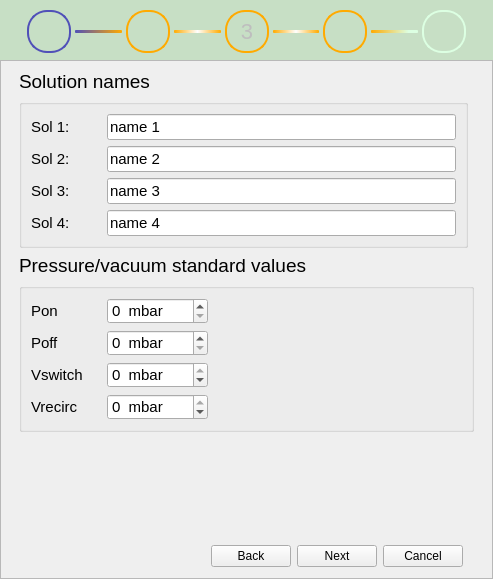
The window that apps/Lab-on-a-tip/protocolWizard.ui (bellonemauro/Labonatip2.0) describes before a commit, drawn with Qt 5.
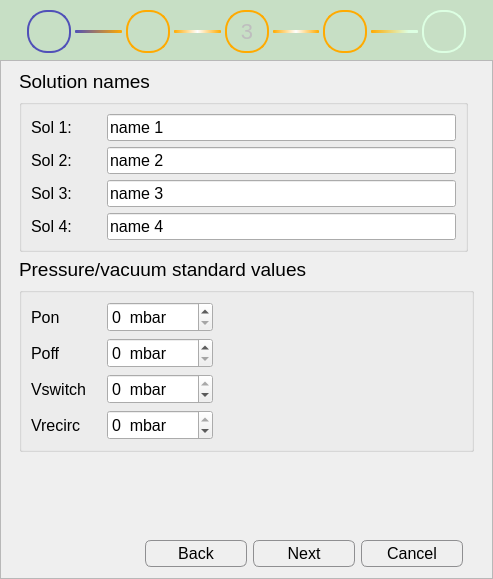
The same window after the commit. The open tabs and pages were chosen to show the change. Icons and pictures are not drawn.

```diff
--- a/apps/Lab-on-a-tip/protocolWizard.ui
+++ b/apps/Lab-on-a-tip/protocolWizard.ui
@@ -17,7 +17,7 @@
    <string notr="true">QRadioButton {
     background-color:       transparent;
     color:                  black;
-    font-size: 15px;
+    font-size: 16px;
 }
 
 QRadioButton::checked {
@@ -465,9 +465,12 @@
             <widget class="QGroupBox" name="groupBox_10">
              <property name="font">
               <font>
-               <pointsize>11</pointsize>
+               <pointsize>-1</pointsize>
               </font>
              </property>
+             <property name="styleSheet">
+              <string notr="true">font-size: 16px;</string>
+             </property>
              <property name="title">
               <string/>
              </property>
@@ -482,7 +485,7 @@
                 </property>
                 <property name="font">
                  <font>
-                  <pointsize>11</pointsize>
+                  <pointsize>-1</pointsize>
                  </font>
                 </property>
                 <property name="text">
@@ -494,7 +497,7 @@
                <widget class="QLineEdit" name="lineEdit_solName2">
                 <property name="font">
                  <font>
-                  <pointsize>11</pointsize>
+                  <pointsize>-1</pointsize>
                  </font>
                 </property>
                 <property name="text">
@@ -506,7 +509,7 @@
                <widget class="QLabel" name="label_26">
                 <property name="font">
                  <font>
-                  <pointsize>11</pointsize>
+                  <pointsize>-1</pointsize>
                  </font>
                 </property>
                 <property name="text">
@@ -518,7 +521,7 @@
                <widget class="QLabel" name="label_27">
                 <property name="font">
                  <font>
-                  <pointsize>11</pointsize>
+                  <pointsize>-1</pointsize>
                  </font>
                 </property>
                 <property name="text">
@@ -530,7 +533,7 @@
                <widget class="QLineEdit" name="lineEdit_solName1">
                 <property name="font">
                  <font>
-                  <pointsize>11</pointsize>
+                  <pointsize>-1</pointsize>
                  </font>
                 </property>
                 <property name="text">
@@ -542,7 +545,7 @@
                <widget class="QLabel" name="label_28">
                 <property name="font">
                  <font>
-                  <pointsize>11</pointsize>
+                  <pointsize>-1</pointsize>
                  </font>
                 </property>
                 <property name="text">
@@ -554,7 +557,7 @@
                <widget class="QLineEdit" name="lineEdit_solName4">
                 <property name="font">
                  <font>
-                  <pointsize>11</pointsize>
+                  <pointsize>-1</pointsize>
                  </font>
                 </property>
                 <property name="text">
@@ -566,7 +569,7 @@
                <widget class="QLineEdit" name="lineEdit_solName3">
                 <property name="font">
                  <font>
-                  <pointsize>11</pointsize>
+                  <pointsize>-1</pointsize>
                  </font>
                 </property>
                 <property name="text">
@@ -581,15 +584,29 @@
             <widget class="QGroupBox" name="groupBox_11">
              <property name="font">
               <font>
-               <pointsize>11</pointsize>
+               <pointsize>-1</pointsize>
               </font>
              </property>
+             <property name="styleSheet">
+              <string notr="true">font-size: 16px;</string>
+             </property>
              <property name="title">
               <string/>
              </property>
              <layout class="QGridLayout" name="gridLayout_18">
               <item row="3" column="1">
                <widget class="QSpinBox" name="spinBox_v_s_def">
+                <property name="minimumSize">
+                 <size>
+                  <width>0</width>
+                  <height>30</height>
+                 </size>
+                </property>
+                <property name="font">
+                 <font>
+                  <pointsize>-1</pointsize>
+                 </font>
+                </property>
                 <property name="suffix">
                  <string>  mbar</string>
                 </property>
@@ -605,7 +622,7 @@
                <widget class="QLabel" name="label_32">
                 <property name="font">
                  <font>
-                  <pointsize>11</pointsize>
+                  <pointsize>-1</pointsize>
                  </font>
                 </property>
                 <property name="text">
@@ -617,7 +634,7 @@
                <widget class="QLabel" name="label_31">
                 <property name="font">
                  <font>
-                  <pointsize>11</pointsize>
+                  <pointsize>-1</pointsize>
                  </font>
                 </property>
                 <property name="text">
@@ -629,7 +646,7 @@
                <widget class="QLabel" name="label_30">
                 <property name="font">
                  <font>
-                  <pointsize>11</pointsize>
+                  <pointsize>-1</pointsize>
                  </font>
                 </property>
                 <property name="text">
@@ -647,7 +664,7 @@
                 </property>
                 <property name="font">
                  <font>
-                  <pointsize>11</pointsize>
+                  <pointsize>-1</pointsize>
                  </font>
                 </property>
                 <property name="text">
@@ -657,6 +674,17 @@
               </item>
               <item row="1" column="1">
                <widget class="QSpinBox" name="spinBox_poff_def">
+                <property name="minimumSize">
+                 <size>
+                  <width>0</width>
+                  <height>30</height>
+                 </size>
+                </property>
+                <property name="font">
+                 <font>
+                  <pointsize>-1</pointsize>
+                 </font>
+                </property>
                 <property name="suffix">
                  <string>  mbar</string>
                 </property>
@@ -670,9 +698,14 @@
                 <property name="minimumSize">
                  <size>
                   <width>100</width>
-                  <height>0</height>
+                  <height>30</height>
                  </size>
                 </property>
+                <property name="font">
+                 <font>
+                  <pointsize>-1</pointsize>
+                 </font>
+                </property>
                 <property name="styleSheet">
                  <string notr="true"/>
                 </property>
@@ -686,6 +719,17 @@
               </item>
               <item row="2" column="1">
                <widget class="QSpinBox" name="spinBox_v_r_def">
+                <property name="minimumSize">
+                 <size>
+                  <width>0</width>
+                  <height>30</height>
+                 </size>
+                </property>
+                <property name="font">
+                 <font>
+                  <pointsize>-1</pointsize>
+                 </font>
+                </property>
                 <property name="suffix">
                  <string>  mbar</string>
                 </property>
@@ -761,7 +805,39 @@
              <property name="styleSheet">
               <string notr="true">QGroupBox {
     border: 2px solid transparent;
-}</string>
+}
+
+ QPushButton {
+     border: 1px solid #8f8f91;
+     border-radius: 6px;
+     width: 100px;
+     height: 25px;
+     font-size: 16px;
+     background-color: qlineargradient(x1: 0, y1: 0, x2: 0, y2: 1,
+                                       stop: 0 #f6f7fa, stop: 1 #dadbde);
+
+ }
+
+
+ QPushButton:pressed {
+     background-color: qlineargradient(x1: 0, y1: 0, x2: 0, y2: 1,
+                                       stop: 0 #f6f7fa, stop: 1 #f6ff5a);
+ }
+
+ QPushButton:hover {
+     background-color: qlineargradient(x1: 0, y1: 0, x2: 0, y2: 1,
+                                       stop: 0 #f6f7fa, stop: 1 #F0FFF0);
+ }
+
+QPushButton:disabled{ background-color: #CCCCCC; }
+
+ QPushButton:flat {
+     border: none; /* no border for a flat push button */
+ }
+
+ QPushButton:default {
+     border-color: navy; /* make the default button prominent */
+ }</string>
              </property>
              <property name="title">
               <string/>
```
Left out of the diff: 261 changed lines with no effect on the pictures.
